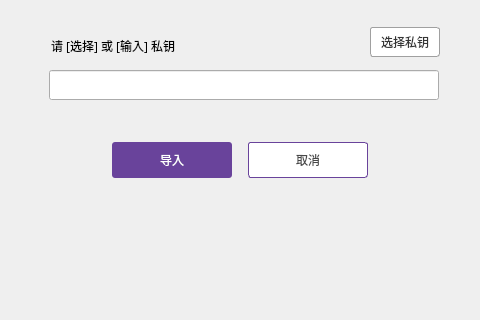
The window that importdialog.ui (cdcchain/cdc-wallet-qt) describes before a commit, drawn with Qt 5; both pictures show x 237 to 717 and y 178 to 498 of the 960 by 580 pixel window.
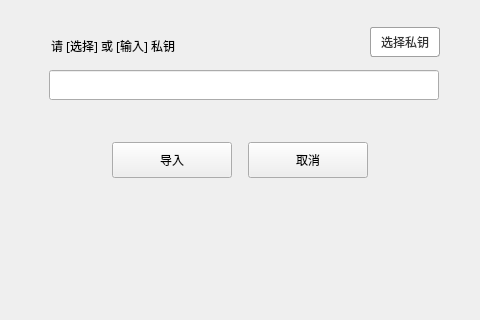
The same window after the commit.

The edit to the form file:
```diff
--- a/importdialog.ui
+++ b/importdialog.ui
@@ -49,8 +49,7 @@
       <cursorShape>PointingHandCursor</cursorShape>
      </property>
      <property name="styleSheet">
-      <string notr="true">QToolButton{background-color:#ffffff;color:#484848;border:1px solid rgb(105,67,155);border-radius:3px;}
-QToolButton:hover{color:rgb(105,67,155);}</string>
+      <string notr="true"/>
      </property>
      <property name="text">
       <string>取消</string>
@@ -102,9 +101,7 @@
       <cursorShape>PointingHandCursor</cursorShape>
      </property>
      <property name="styleSheet">
-      <string notr="true">QToolButton{background-color:rgb(105,67,155);color:#ffffff;border:none;border-radius:3px;}
-QToolButton:hover{background-color:rgb(125,87,180);}
-QToolButton:disabled{background-color:#cecece;}</string>
+      <string notr="true"/>
      </property>
      <property name="text">
       <string>导入</string>
```
